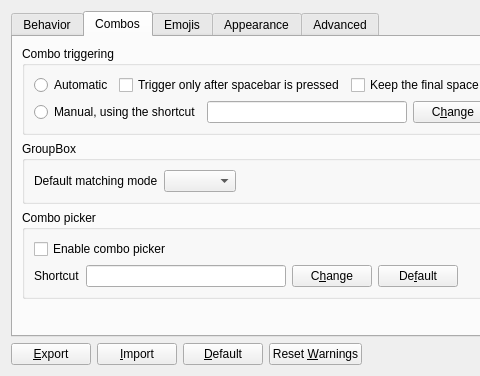
Old version of the form Beeftext/PreferencesDialog.ui in the repository xmichelo/Beeftext; both pictures show x 0 to 480 and y 0 to 376 of the 700 by 376 pixel window.
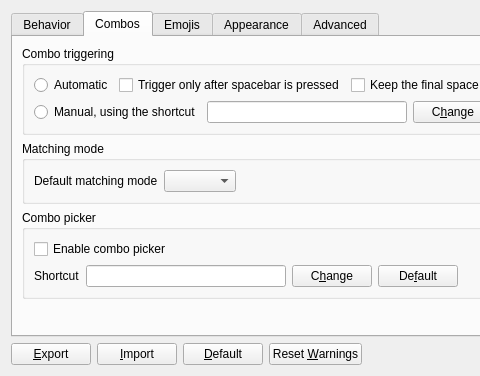
New version of the form.

Commit message: Introduced new 'Default matching mode' preference.

The edit to the form file:
```diff
--- a/Beeftext/PreferencesDialog.ui
+++ b/Beeftext/PreferencesDialog.ui
@@ -340,7 +340,7 @@
           </size>
          </property>
          <property name="title">
-          <string>GroupBox</string>
+          <string>Matching mode</string>
          </property>
          <layout class="QHBoxLayout" name="horizontalLayout_19">
           <item>
```
Left out of the diff: 55 changed lines with no effect on the pictures. The commit also changes 7 other files.
